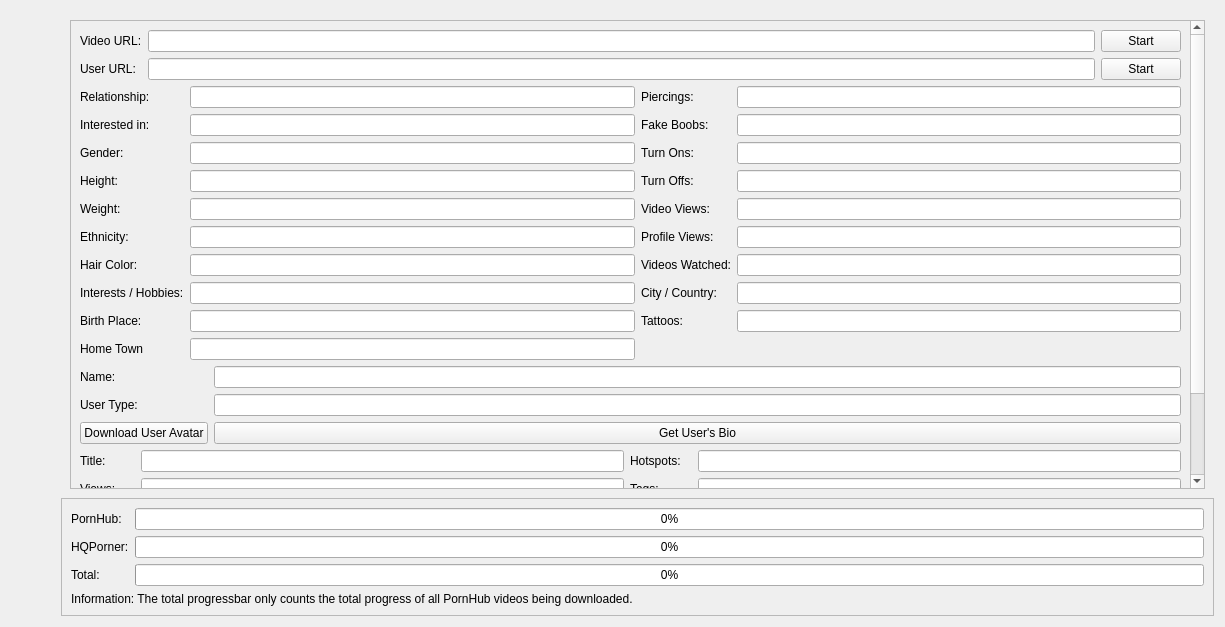
Before: the Qt Designer form src/frontend/form_desktop.ui in EchterAlsFake/Porn_Fetch, drawn with Qt 5.
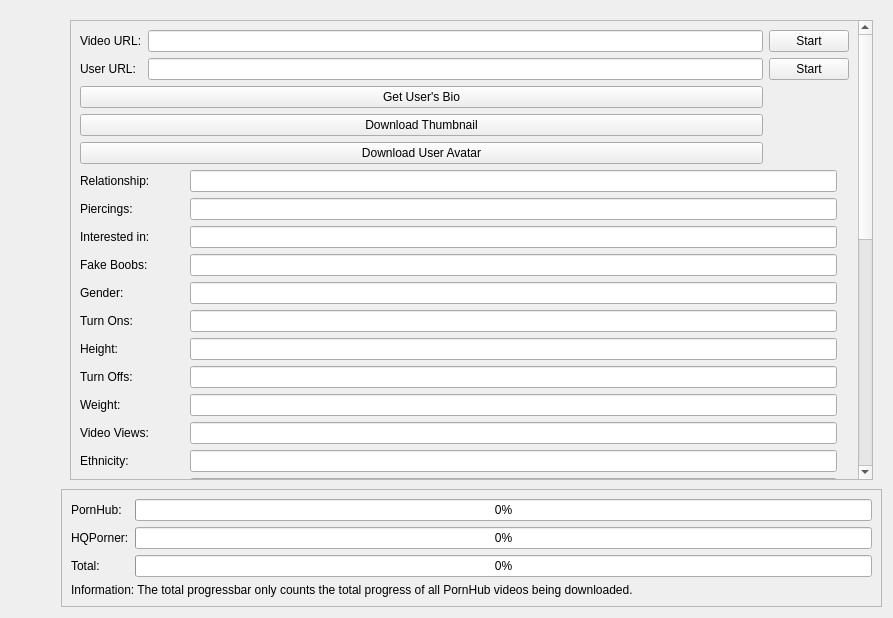
After: the same form once the commit is applied. The open tabs and pages were chosen to show the change.

Commit message: Some more layout fixes for android

The edit to the form file:
```diff
--- a/src/frontend/form_desktop.ui
+++ b/src/frontend/form_desktop.ui
@@ -6,8 +6,8 @@
    <rect>
     <x>0</x>
     <y>0</y>
-    <width>1225</width>
-    <height>627</height>
+    <width>893</width>
+    <height>618</height>
    </rect>
   </property>
   <property name="sizePolicy">
@@ -676,8 +676,15 @@
                  <layout class="QGridLayout" name="gridLayout_6">
                   <item row="0" column="0" colspan="2">
                    <layout class="QGridLayout" name="gridLayout">
-                    <item row="2" column="1">
-                     <widget class="QLineEdit" name="lineedit_seach_pornhub_filters">
+                    <item row="1" column="2">
+                     <widget class="QPushButton" name="button_search_hqporner">
+                      <property name="text">
+                       <string>Start</string>
+                      </property>
+                     </widget>
+                    </item>
+                    <item row="3" column="1">
+                     <widget class="QLineEdit" name="lineedit_search_users">
                       <property name="sizePolicy">
                        <sizepolicy hsizetype="MinimumExpanding" vsizetype="Fixed">
                         <horstretch>0</horstretch>
@@ -691,7 +698,7 @@
                        </size>
                       </property>
                       <property name="placeholderText">
-                       <string>Search on PornHub (with filters defined below)</string>
+                       <string>Search for Users (with filters defined below)</string>
                       </property>
                      </widget>
                     </item>
@@ -714,6 +721,13 @@
                       </property>
                      </widget>
                     </item>
+                    <item row="3" column="2">
+                     <widget class="QPushButton" name="button_search_users">
+                      <property name="text">
+                       <string>Start</string>
+                      </property>
+                     </widget>
+                    </item>
                     <item row="1" column="0">
                      <widget class="QLabel" name="label_query_1">
                       <property name="text">
@@ -721,6 +735,13 @@
                       </property>
                      </widget>
                     </item>
+                    <item row="2" column="2">
+                     <widget class="QPushButton" name="button_search_pornhub_filters">
+                      <property name="text">
+                       <string>Start</string>
+                      </property>
+                     </widget>
+                    </item>
                     <item row="3" column="0">
                      <widget class="QLabel" name="label_query_3">
                       <property name="text">
@@ -728,10 +749,22 @@
                       </property>
                      </widget>
                     </item>
-                    <item row="1" column="2">
-                     <widget class="QPushButton" name="button_search_hqporner">
-                      <property name="text">
-                       <string>Start</string>
+                    <item row="2" column="1">
+                     <widget class="QLineEdit" name="lineedit_seach_pornhub_filters">
+                      <property name="sizePolicy">
+                       <sizepolicy hsizetype="MinimumExpanding" vsizetype="Fixed">
+                        <horstretch>0</horstretch>
+                        <verstretch>0</verstretch>
+                       </sizepolicy>
+                      </property>
+                      <property name="minimumSize">
+                       <size>
+                        <width>300</width>
+                        <height>0</height>
+                       </size>
+                      </property>
+                      <property name="placeholderText">
+                       <string>Search on PornHub (with filters defined below)</string>
                       </property>
                      </widget>
                     </item>
@@ -742,36 +775,10 @@
                       </property>
                      </widget>
                     </item>
-                    <item row="2" column="2">
-                     <widget class="QPushButton" name="button_search_pornhub_filters">
+                    <item row="4" column="0" colspan="3">
+                     <widget class="QPushButton" name="button_switch_search_filters">
                       <property name="text">
-                       <string>Start</string>
-                      </property>
-                     </widget>
-                    </item>
-                    <item row="3" column="1">
-                     <widget class="QLineEdit" name="lineedit_search_users">
-                      <property name="sizePolicy">
-                       <sizepolicy hsizetype="MinimumExpanding" vsizetype="Fixed">
-                        <horstretch>0</horstretch>
-                        <verstretch>0</verstretch>
-                       </sizepolicy>
-                      </property>
-                      <property name="minimumSize">
-                       <size>
-                        <width>300</width>
-                        <height>0</height>
-                       </size>
-                      </property>
-                      <property name="placeholderText">
-                       <string>Search for Users (with filters defined below)</string>
-                      </property>
-                     </widget>
-                    </item>
-                    <item row="3" column="2">
-                     <widget class="QPushButton" name="button_search_users">
-                      <property name="text">
-                       <string>Start</string>
+                       <string>Search Filters (Users / Videos)</string>
                       </property>
                      </widget>
                     </item>
@@ -969,8 +976,8 @@
                   <rect>
                    <x>0</x>
                    <y>0</y>
-                   <width>1131</width>
-                   <height>285</height>
+                   <width>785</width>
+                   <height>284</height>
                   </rect>
                  </property>
                  <layout class="QGridLayout" name="gridLayout_4">
@@ -989,6 +996,9 @@
                         <property name="text">
                          <string>Only Title (a lot faster)</string>
                         </property>
+                        <property name="checked">
+                         <bool>true</bool>
+                        </property>
                        </widget>
                       </item>
                       <item>
@@ -1176,8 +1186,8 @@
                 <rect>
                  <x>0</x>
                  <y>0</y>
-                 <width>1019</width>
-                 <height>416</height>
+                 <width>801</width>
+                 <height>450</height>
                 </rect>
                </property>
                <layout class="QGridLayout" name="gridLayout_34">
@@ -1682,13 +1692,29 @@
                   <rect>
                    <x>0</x>
                    <y>0</y>
-                   <width>1017</width>
-                   <height>606</height>
+                   <width>785</width>
+                   <height>1012</height>
                   </rect>
                  </property>
                  <layout class="QGridLayout" name="gridLayout_27">
                   <item row="0" column="0">
                    <layout class="QGridLayout" name="gridLayout_28">
+                    <item row="0" column="1">
+                     <widget class="QLineEdit" name="lineedit_metadata_video_url"/>
+                    </item>
+                    <item row="1" column="1">
+                     <widget class="QLineEdit" name="lineedit_metadata_user_url"/>
+                    </item>
+                    <item row="0" column="2">
+                     <widget class="QPushButton" name="button_metadata_video_start">
+                      <property name="styleSheet">
+                       <string notr="true"/>
+                      </property>
+                      <property name="text">
+                       <string>Start</string>
+                      </property>
+                     </widget>
+                    </item>
                     <item row="0" column="0">
                      <widget class="QLabel" name="label_metadata_video_url">
                       <property name="text">
@@ -1696,6 +1722,16 @@
                       </property>
                      </widget>
                     </item>
+                    <item row="1" column="2">
+                     <widget class="QPushButton" name="button_metadata_user_start">
+                      <property name="styleSheet">
+                       <string notr="true"/>
+                      </property>
+                      <property name="text">
+                       <string>Start</string>
+                      </property>
+                     </widget>
+                    </item>
                     <item row="1" column="0">
                      <widget class="QLabel" name="label_metadata_user_url">
                       <property name="text">
@@ -1703,249 +1739,120 @@
                       </property>
                      </widget>
                     </item>
-                    <item row="1" column="1">
-                     <widget class="QLineEdit" name="lineedit_metadata_user_url"/>
-                    </item>
-                    <item row="1" column="2">
-                     <widget class="QPushButton" name="button_metadata_user_start">
-                      <property name="styleSheet">
-                       <string notr="true"/>
-                      </property>
-                      <property name="text">
-                       <string>Start</string>
-                      </property>
-                     </widget>
-                    </item>
-                    <item row="0" column="2">
-                     <widget class="QPushButton" name="button_metadata_video_start">
-                      <property name="styleSheet">
-                       <string notr="true"/>
-                      </property>
-                      <property name="text">
-                       <string>Start</string>
-                      </property>
-                     </widget>
-                    </item>
-                    <item row="0" column="1">
-                     <widget class="QLineEdit" name="lineedit_metadata_video_url"/>
-                    </item>
-                    <item row="2" column="0" colspan="3">
+                    <item row="5" column="0" colspan="3">
                      <layout class="QGridLayout" name="gridLayout_30">
-                      <item row="8" column="3">
-                       <widget class="QLineEdit" name="lineedit_user_tattoos"/>
-                      </item>
-                      <item row="8" column="1">
-                       <widget class="QLineEdit" name="lineedit_user_birth_place"/>
-                      </item>
-                      <item row="4" column="2">
-                       <widget class="QLabel" name="label_video_views">
-                        <property name="text">
-                         <string>Video Views:</string>
-                        </property>
-                       </widget>
-                      </item>
-                      <item row="6" column="3">
-                       <widget class="QLineEdit" name="lineedit_user_videos_watched"/>
-                      </item>
-                      <item row="7" column="1">
+                      <item row="18" column="1">
                        <widget class="QLineEdit" name="lineedit_user_interests_hobbies"/>
                       </item>
-                      <item row="2" column="1">
-                       <widget class="QLineEdit" name="lineedit_user_gender"/>
+                      <item row="20" column="1">
+                       <widget class="QLineEdit" name="lineedit_user_birth_place"/>
                       </item>
-                      <item row="0" column="0">
-                       <widget class="QLabel" name="label_relationship">
+                      <item row="7" column="0">
+                       <widget class="QLabel" name="label_height">
                         <property name="text">
-                         <string>Relationship:</string>
+                         <string>Height:</string>
                         </property>
                        </widget>
                       </item>
-                      <item row="6" column="1">
-                       <widget class="QLineEdit" name="lineedit_user_hair_color"/>
-                      </item>
-                      <item row="0" column="1">
-                       <widget class="QLineEdit" name="lineedit_user_relationship"/>
-                      </item>
-                      <item row="6" column="0">
-                       <widget class="QLabel" name="label_hair_color">
+                      <item row="20" column="0">
+                       <widget class="QLabel" name="label_birth_place">
                         <property name="text">
-                         <string>Hair Color:</string>
+                         <string>Birth Place:</string>
                         </property>
                        </widget>
                       </item>
-                      <item row="4" column="0">
-                       <widget class="QLabel" name="label_widght">
-                        <property name="text">
-                         <string>Weight:</string>
-                        </property>
-                       </widget>
-                      </item>
-                      <item row="0" column="2">
-                       <widget class="QLabel" name="label_piercings">
-                        <property name="text">
-                         <string>Piercings:</string>
-                        </property>
-                       </widget>
-                      </item>
-                      <item row="1" column="0">
-                       <widget class="QLabel" name="label_interested_in">
-                        <property name="text">
-                         <string>Interested in:</string>
-                        </property>
-                       </widget>
-                      </item>
-                      <item row="5" column="1">
-                       <widget class="QLineEdit" name="lineedit_user_ethnicity"/>
-                      </item>
-                      <item row="5" column="3">
-                       <widget class="QLineEdit" name="lineedit_user_profile_views"/>
-                      </item>
-                      <item row="2" column="3">
-                       <widget class="QLineEdit" name="lineedit_user_turn_ons"/>
-                      </item>
                       <item row="5" column="0">
-                       <widget class="QLabel" name="label_ethnicity">
-                        <property name="text">
-                         <string>Ethnicity:</string>
-                        </property>
-                       </widget>
-                      </item>
-                      <item row="2" column="2">
                        <widget class="QLabel" name="label_turn_ons">
                         <property name="text">
                          <string>Turn Ons:</string>
                         </property>
                        </widget>
                       </item>
-                      <item row="2" column="0">
-                       <widget class="QLabel" name="label_gender">
-                        <property name="text">
-                         <string>Gender:</string>
-                        </property>
-                       </widget>
-                      </item>
-                      <item row="0" column="3">
-                       <widget class="QLineEdit" name="lineedit_user_piercings"/>
-                      </item>
-                      <item row="3" column="1">
-                       <widget class="QLineEdit" name="lineedit_user_height"/>
-                      </item>
-                      <item row="5" column="2">
-                       <widget class="QLabel" name="label_profile_views">
-                        <property name="text">
-                         <string>Profile Views:</string>
-                        </property>
-                       </widget>
-                      </item>
-                      <item row="7" column="2">
-                       <widget class="QLabel" name="label_city_country">
-                        <property name="text">
-                         <string>City / Country:</string>
-                        </property>
-                       </widget>
-                      </item>
-                      <item row="1" column="2">
-                       <widget class="QLabel" name="label_fake_boobs">
-                        <property name="text">
-                         <string>Fake Boobs:</string>
-                        </property>
-                       </widget>
-                      </item>
-                      <item row="8" column="0">
-                       <widget class="QLabel" name="label_birth_place">
-                        <property name="text">
-                         <string>Birth Place:</string>
-                        </property>
-                       </widget>
-                      </item>
-                      <item row="7" column="0">
+                      <item row="18" column="0">
                        <widget class="QLabel" name="label_interests_hobbies">
                         <property name="text">
                          <string>Interests / Hobbies:</string>
                         </property>
                        </widget>
                       </item>
-                      <item row="7" column="3">
-                       <widget class="QLineEdit" name="lineedit_user_city_country"/>
+                      <item row="10" column="1">
+                       <widget class="QLineEdit" name="lineedit_user_video_views"/>
+                      </item>
+                      <item row="1" column="0">
+                       <widget class="QLabel" name="label_piercings">
+                        <property name="text">
+                         <string>Piercings:</string>
+                        </property>
+                       </widget>
+                      </item>
+                      <item row="22" column="1">
+                       <widget class="QLineEdit" name="lineedit_user_tattoos"/>
+                      </item>
+                      <item row="14" column="0">
+                       <widget class="QLabel" name="label_ethnicity">
+                        <property name="text">
+                         <string>Ethnicity:</string>
+                        </property>
+                       </widget>
+                      </item>
+                      <item row="5" column="1">
+                       <widget class="QLineEdit" name="lineedit_user_turn_ons"/>
+                      </item>
+                      <item row="3" column="1">
+                       <widget class="QLineEdit" name="lineedit_user_fake_boobs"/>
+                      </item>
+                      <item row="15" column="1">
+                       <widget class="QLineEdit" name="lineedit_user_profile_views"/>
                       </item>
                       <item row="4" column="1">
-                       <widget class="QLineEdit" name="lineedit_user_weight"/>
+                       <widget class="QLineEdit" name="lineedit_user_gender"/>
                       </item>
-                      <item row="1" column="1">
+                      <item row="14" column="1">
+                       <widget class="QLineEdit" name="lineedit_user_ethnicity"/>
+                      </item>
+                      <item row="2" column="1">
                        <widget class="QLineEdit" name="lineedit_user_interested_in"/>
                       </item>
-                      <item row="3" column="2">
+                      <item row="16" column="1">
+                       <widget class="QLineEdit" name="lineedit_user_videos_watched"/>
+                      </item>
+                      <item row="8" column="0">
                        <widget class="QLabel" name="label_turn_offs">
                         <property name="text">
                          <string>Turn Offs:</string>
                         </property>
                        </widget>
                       </item>
-                      <item row="3" column="0">
-                       <widget class="QLabel" name="label_height">
-                        <property name="text">
-                         <string>Height:</string>
-                        </property>
-                       </widget>
-                      </item>
-                      <item row="1" column="3">
-                       <widget class="QLineEdit" name="lineedit_user_fake_boobs"/>
-                      </item>
-                      <item row="4" column="3">
-                       <widget class="QLineEdit" name="lineedit_user_video_views"/>
-                      </item>
-                      <item row="3" column="3">
-                       <widget class="QLineEdit" name="lineedit_user_turn_offs"/>
-                      </item>
-                      <item row="6" column="2">
+                      <item row="16" column="0">
                        <widget class="QLabel" name="label_videos_watched">
                         <property name="text">
                          <string>Videos Watched:</string>
                         </property>
                        </widget>
                       </item>
-                      <item row="8" column="2">
-                       <widget class="QLabel" name="label_tattoos">
+                      <item row="3" column="0">
+                       <widget class="QLabel" name="label_fake_boobs">
                         <property name="text">
-                         <string>Tattoos:</string>
+                         <string>Fake Boobs:</string>
                         </property>
                        </widget>
                       </item>
-                      <item row="9" column="0">
-                       <widget class="QLabel" name="label_home_town">
+                      <item row="2" column="0">
+                       <widget class="QLabel" name="label_interested_in">
                         <property name="text">
-                         <string>Home Town</string>
+                         <string>Interested in:</string>
                         </property>
                        </widget>
                       </item>
-                      <item row="9" column="1">
-                       <widget class="QLineEdit" name="lineedit_user_home_town"/>
+                      <item row="4" column="0">
+                       <widget class="QLabel" name="label_gender">
+                        <property name="text">
+                         <string>Gender:</string>
+                        </property>
+                       </widget>
                       </item>
-                      <item row="10" column="0" colspan="4">
+                      <item row="23" column="0" colspan="4">
                        <layout class="QGridLayout" name="gridLayout_39">
-                        <item row="2" column="1">
-                         <widget class="QLineEdit" name="lineedit_user_type"/>
-                        </item>
-                        <item row="3" column="1">
-                         <widget class="QPushButton" name="button_user_get_bio">
-                          <property name="styleSheet">
-                           <string notr="true"/>
-                          </property>
-                          <property name="text">
-                           <string>Get User's Bio</string>
-                          </property>
-                         </widget>
-                        </item>
-                        <item row="3" column="0">
-                         <widget class="QPushButton" name="button_user_download_avatar">
-                          <property name="styleSheet">
-                           <string notr="true"/>
-                          </property>
-                          <property name="text">
-                           <string>Download User Avatar</string>
-                          </property>
-                         </widget>
-                        </item>
                         <item row="1" column="1">
                          <widget class="QLineEdit" name="lineedit_user_name"/>
                         </item>
@@ -1963,47 +1870,11 @@
                           </property>
                          </widget>
                         </item>
-                        <item row="4" column="0" colspan="2">
+                        <item row="2" column="1">
+                         <widget class="QLineEdit" name="lineedit_user_type"/>
+                        </item>
+                        <item row="6" column="0" colspan="2">
                          <layout class="QGridLayout" name="gridLayout_37">
-                          <item row="4" column="1">
-                           <widget class="QLineEdit" name="lineedit_video_pornstars"/>
-                          </item>
-                          <item row="0" column="1">
-                           <widget class="QLineEdit" name="lineedit_video_title"/>
-                          </item>
-                          <item row="1" column="2">
-                           <widget class="QLabel" name="label_video_tags">
-                            <property name="text">
-                             <string>Tags:</string>
-                            </property>
-                           </widget>
-                          </item>
-                          <item row="4" column="2">
-                           <widget class="QLabel" name="label_video_orientation">
-                            <property name="text">
-                             <string>Orientation:</string>
-                            </property>
-                           </widget>
-                          </item>
-                          <item row="2" column="3">
-                           <widget class="QLineEdit" name="lineedit_video_rating"/>
-                          </item>
-                          <item row="4" column="3">
-                           <widget class="QLineEdit" name="lineedit_video_orientation"/>
-                          </item>
-                          <item row="0" column="3">
-                           <widget class="QLineEdit" name="lineedit_video_hotspots"/>
-                          </item>
-                          <item row="2" column="1">
-                           <widget class="QLineEdit" name="lineedit_video_duration"/>
-                          </item>
-                          <item row="0" column="2">
-                           <widget class="QLabel" name="label_video_hotspots">
-                            <property name="text">
-                             <string>Hotspots:</string>
-                            </property>
-                           </widget>
-                          </item>
                           <item row="0" column="0">
                            <widget class="QLabel" name="label_video_title">
                             <property name="text">
@@ -2011,51 +1882,57 @@
                             </property>
                            </widget>
                           </item>
-                          <item row="4" column="0">
-                           <widget class="QLabel" name="label_video_pornstars">
+                          <item row="3" column="0">
+                           <widget class="QLabel" name="label_video_tags">
                             <property name="text">
-                             <string>Pornstars:</string>
+                             <string>Tags:</string>
                             </property>
                            </widget>
                           </item>
-                          <item row="1" column="1">
+                          <item row="0" column="1">
+                           <widget class="QLineEdit" name="lineedit_video_title"/>
+                          </item>
+                          <item row="2" column="1">
                            <widget class="QLineEdit" name="lineedit_video_views"/>
                           </item>
-                          <item row="1" column="3">
-                           <widget class="QLineEdit" name="lineedit_video_tags"/>
-                          </item>
-                          <item row="2" column="0">
-                           <widget class="QLabel" name="label_video_duration">
-                            <property name="text">
-                             <string>Duration:</string>
-                            </property>
-                           </widget>
-                          </item>
-                          <item row="2" column="2">
+                          <item row="5" column="0">
                            <widget class="QLabel" name="label_video_rating">
                             <property name="text">
                              <string>Rating:</string>
                             </property>
                            </widget>
                           </item>
-                          <item row="1" column="0">
+                          <item row="4" column="0">
+                           <widget class="QLabel" name="label_video_duration">
+                            <property name="text">
+                             <string>Duration:</string>
+                            </property>
+                           </widget>
+                          </item>
+                          <item row="3" column="1">
+                           <widget class="QLineEdit" name="lineedit_video_tags"/>
+                          </item>
+                          <item row="2" column="0">
                            <widget class="QLabel" name="label_video_views_2">
                             <property name="text">
                              <string>Views:</string>
                             </property>
                            </widget>
                           </item>
-                          <item row="5" column="0" colspan="4">
-                           <widget class="QPushButton" name="button_video_thumbnail_download">
-                            <property name="styleSheet">
-                             <string notr="true"/>
-                            </property>
-                            <property name="text">
-                             <string>Download Thumbnail</string>
-                            </property>
-                           </widget>
+                          <item row="1" column="1">
+                           <widget class="QLineEdit" name="lineedit_video_hotspots"/>
+                          </item>
+                          <item row="4" column="1">
+                           <widget class="QLineEdit" name="lineedit_video_duration"/>
                           </item>
                           <item row="6" column="0">
+                           <widget class="QLabel" name="label_video_pornstars">
+                            <property name="text">
+                             <string>Pornstars:</string>
+                            </property>
+                           </widget>
+                          </item>
+                          <item row="9" column="0">
                            <spacer name="verticalSpacer_3">
                             <property name="orientation">
                              <enum>Qt::Vertical</enum>
@@ -2068,12 +1945,145 @@
                             </property>
                            </spacer>
                           </item>
+                          <item row="5" column="1">
+                           <widget class="QLineEdit" name="lineedit_video_rating"/>
+                          </item>
+                          <item row="1" column="0">
+                           <widget class="QLabel" name="label_video_hotspots">
+                            <property name="text">
+                             <string>Hotspots:</string>
+                            </property>
+                           </widget>
+                          </item>
+                          <item row="6" column="1">
+                           <widget class="QLineEdit" name="lineedit_video_pornstars"/>
+                          </item>
+                          <item row="7" column="0">
+                           <widget class="QLabel" name="label_video_orientation">
+                            <property name="text">
+                             <string>Orientation:</string>
+                            </property>
+                           </widget>
+                          </item>
+                          <item row="7" column="1">
+                           <widget class="QLineEdit" name="lineedit_video_orientation"/>
+                          </item>
                          </layout>
                         </item>
                        </layout>
                       </item>
+                      <item row="9" column="0">
+                       <widget class="QLabel" name="label_widght">
+                        <property name="text">
+                         <string>Weight:</string>
+                        </property>
+                       </widget>
+                      </item>
+                      <item row="0" column="1">
+                       <widget class="QLineEdit" name="lineedit_user_relationship"/>
+                      </item>
+                      <item row="0" column="0">
+                       <widget class="QLabel" name="label_relationship">
+                        <property name="text">
+                         <string>Relationship:</string>
+                        </property>
+                       </widget>
+                      </item>
+                      <item row="1" column="1">
+                       <widget class="QLineEdit" name="lineedit_user_piercings"/>
+                      </item>
+                      <item row="9" column="1">
+                       <widget class="QLineEdit" name="lineedit_user_weight"/>
+                      </item>
+                      <item row="21" column="1">
+                       <widget class="QLineEdit" name="lineedit_user_home_town"/>
+                      </item>
+                      <item row="19" column="1">
+                       <widget class="QLineEdit" name="lineedit_user_city_country"/>
+                      </item>
+                      <item row="7" column="1">
+                       <widget class="QLineEdit" name="lineedit_user_height"/>
+                      </item>
+                      <item row="10" column="0">
+                       <widget class="QLabel" name="label_video_views">
+                        <property name="text">
+                         <string>Video Views:</string>
+                        </property>
+                       </widget>
+                      </item>
+                      <item row="8" column="1">
+                       <widget class="QLineEdit" name="lineedit_user_turn_offs"/>
+                      </item>
+                      <item row="15" column="0">
+                       <widget class="QLabel" name="label_profile_views">
+                        <property name="text">
+                         <string>Profile Views:</string>
+                        </property>
+                       </widget>
+                      </item>
+                      <item row="19" column="0">
+                       <widget class="QLabel" name="label_city_country">
+                        <property name="text">
+                         <string>City / Country:</string>
+                        </property>
+                       </widget>
+                      </item>
+                      <item row="22" column="0">
+                       <widget class="QLabel" name="label_tattoos">
+                        <property name="text">
+                         <string>Tattoos:</string>
+                        </property>
+                       </widget>
+                      </item>
+                      <item row="21" column="0">
+                       <widget class="QLabel" name="label_home_town">
+                        <property name="text">
+                         <string>Home Town</string>
+                        </property>
+                       </widget>
+                      </item>
+                      <item row="17" column="1">
+                       <widget class="QLineEdit" name="lineedit_user_hair_color"/>
+                      </item>
+                      <item row="17" column="0">
+                       <widget class="QLabel" name="label_hair_color">
+                        <property name="text">
+                         <string>Hair Color:</string>
+                        </property>
+                       </widget>
+                      </item>
                      </layout>
                     </item>
+                    <item row="2" column="0" colspan="2">
+                     <widget class="QPushButton" name="button_user_get_bio">
+                      <property name="styleSheet">
+                       <string notr="true"/>
+                      </property>
+                      <property name="text">
+                       <string>Get User's Bio</string>
+                      </property>
+                     </widget>
+                    </item>
+                    <item row="4" column="0" colspan="2">
+                     <widget class="QPushButton" name="button_user_download_avatar">
+                      <property name="styleSheet">
+                       <string notr="true"/>
+                      </property>
+                      <property name="text">
+                       <string>Download User Avatar</string>
+                      </property>
+                     </widget>
+                    </item>
+                    <item row="3" column="0" colspan="2">
+                     <widget class="QPushButton" name="button_video_thumbnail_download">
+                      <property name="styleSheet">
+                       <string notr="true"/>
+                      </property>
+                      <property name="text">
+                       <string>Download Thumbnail</string>
+                      </property>
+                     </widget>
+                    </item>
                    </layout>
                   </item>
                  </layout>
@@ -2086,7 +2096,14 @@
           </widget>
           <widget class="QWidget" name="page_9">
            <layout class="QGridLayout" name="gridLayout_11">
-            <item row="0" column="0" colspan="2">
+            <item row="0" column="3">
+             <widget class="QLabel" name="label_7">
+              <property name="text">
+               <string>User search filters</string>
+              </property>
+             </widget>
+            </item>
+            <item row="1" column="2">
              <widget class="QScrollArea" name="scroll_area_search_filters">
               <property name="sizePolicy">
                <sizepolicy hsizetype="MinimumExpanding" vsizetype="MinimumExpanding">
@@ -2108,15 +2125,19 @@
                 <rect>
                  <x>0</x>
                  <y>0</y>
-                 <width>1033</width>
-                 <height>206</height>
+                 <width>397</width>
+                 <height>408</height>
                 </rect>
                </property>
-               <layout class="QGridLayout" name="gridLayout_16"/>
+               <layout class="QGridLayout" name="gridLayout_16">
+                <item row="1" column="0">
+                 <layout class="QGridLayout" name="gridlayout_search_filter"/>
+                </item>
+               </layout>
               </widget>
              </widget>
             </item>
-            <item row="1" column="0">
+            <item row="1" column="3">
              <widget class="QScrollArea" name="scroll_area_user_filter">
               <property name="sizePolicy">
                <sizepolicy hsizetype="MinimumExpanding" vsizetype="MinimumExpanding">
@@ -2138,20 +2159,31 @@
                 <rect>
                  <x>0</x>
                  <y>0</y>
-                 <width>1025</width>
-                 <height>206</height>
+                 <width>396</width>
+                 <height>408</height>
                 </rect>
                </property>
                <layout class="QGridLayout" name="gridLayout_23">
-                <item row="0" column="0">
-                 <layout class="QGridLayout" name="gridlayout_search_filter"/>
+                <item row="0" column="1">
+                 <layout class="QGridLayout" name="gridlayout_user_filter"/>
                 </item>
                </layout>
               </widget>
              </widget>
             </item>
-            <item row="1" column="1">
-             <layout class="QGridLayout" name="gridlayout_user_filter"/>
+            <item row="0" column="2">
+             <widget class="QLabel" name="label_6">
+              <property name="text">
+               <string>Search filters</string>
+              </property>
+             </widget>
+            </item>
+            <item row="2" column="2" colspan="2">
+             <widget class="QPushButton" name="button_switch_search_filters_back">
+              <property name="text">
+               <string>Go back to Searching</string>
+              </property>
+             </widget>
             </item>
            </layout>
           </widget>
@@ -2173,7 +2205,7 @@
             <rect>
              <x>0</x>
              <y>0</y>
-             <width>1151</width>
+             <width>805</width>
              <height>122</height>
             </rect>
            </property>
```
The commit also changes 2 other files.
